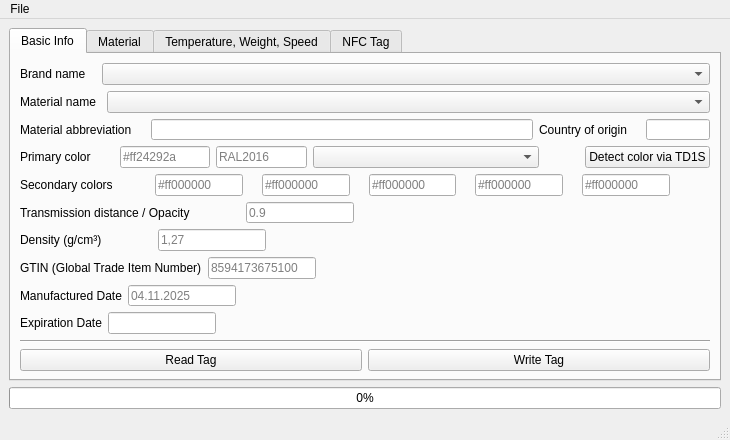
This is openprinttaggui/GUI/gui.ui in bkerler/OpenPrintTagGUI as Qt 5 draws it before an edit. The edited form follows.
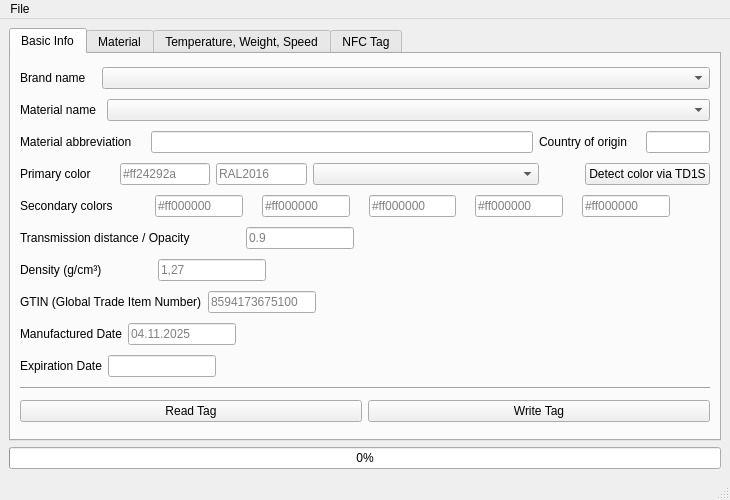
This is the edited form. Custom widgets are drawn as their Qt base class.

Commit message: Increate gui height

The edit to the form file:
```diff
--- a/openprinttaggui/GUI/gui.ui
+++ b/openprinttaggui/GUI/gui.ui
@@ -7,7 +7,7 @@
     <x>0</x>
     <y>0</y>
     <width>730</width>
-    <height>440</height>
+    <height>500</height>
    </rect>
   </property>
   <property name="sizePolicy">
@@ -19,7 +19,7 @@
   <property name="minimumSize">
    <size>
     <width>730</width>
-    <height>440</height>
+    <height>500</height>
    </size>
   </property>
   <property name="windowTitle">
```
The commit also changes 1 other file.
